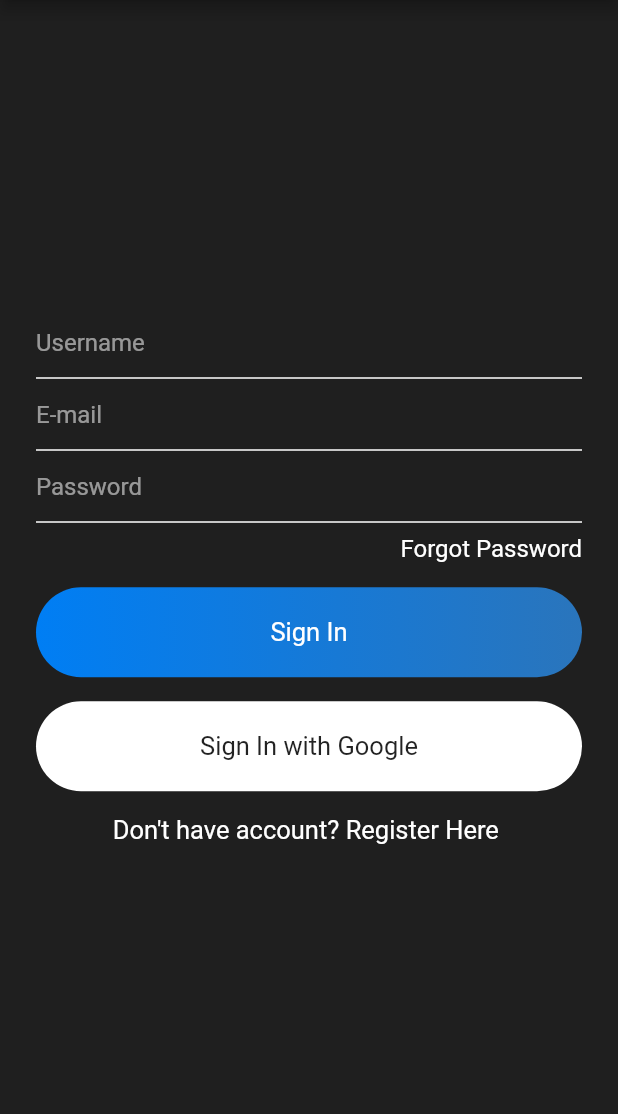
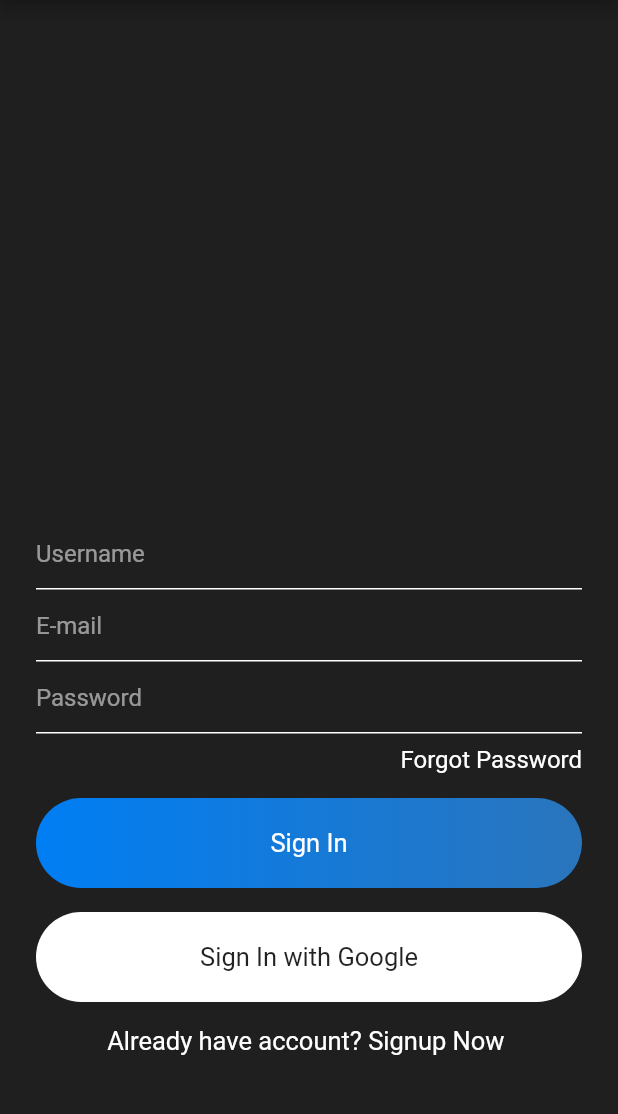
Before and after one commit to abd8126/chat_app, a Flutter app: the screen it shows after launch, on a phone screen of 412 x 824 dp, the part 84-1198 px from its top. Run offline on Flutter 3.47's test engine with Material 2 defaults, Android fonts, the phone set to English and light mode, and no system bars; our stand-ins replace firebase_auth; accounts and stored records are empty.

```diff
--- a/lib/main.dart
+++ b/lib/main.dart
@@ -1,4 +1,3 @@
-import 'package:chat_app/views/signin.dart';
 import 'package:chat_app/views/signup.dart';
 import 'package:flutter/material.dart';
 
--- a/lib/views/signup.dart
+++ b/lib/views/signup.dart
@@ -7,26 +7,34 @@ class SignUp extends StatefulWidget {
 }
 
 class _SignUpState extends State<SignUp> {
+  TextEditingController usernameEditingController = new TextEditingController();
+  TextEditingController emailEditingController = new TextEditingController();
+  TextEditingController passwordEditingController = new TextEditingController();
   @override
   Widget build(BuildContext context) {
     return Scaffold(
       appBar: appbarMain(context),
-      body: Container(
+      body: SingleChildScrollView(
+        child: Container(
+          height: MediaQuery.of(context).size.height - 70,
           alignment: Alignment.bottomCenter,
           child: Container(
               padding: EdgeInsets.symmetric(horizontal: 24),
               child: Column(
-              mainAxisAlignment: MainAxisAlignment.center,
+                mainAxisSize: MainAxisSize.min,
                 children: [
                   TextField(
+                    controller: usernameEditingController,
                     style: simpleTextStyle(),
                     decoration: textFieldInputDecoration("Username"),
                   ),
                   TextField(
+                    controller: emailEditingController,
                     style: simpleTextStyle(),
                     decoration: textFieldInputDecoration("E-mail"),
                   ),
                   TextField(
+                    controller: passwordEditingController,
                     style: simpleTextStyle(),
                     decoration: textFieldInputDecoration("Password"),
                   ),
@@ -79,17 +87,21 @@ class _SignUpState extends State<SignUp> {
                     mainAxisAlignment: MainAxisAlignment.center,
                     children: [
                       Text(
-                      "Don't have account? ",
+                        "Already have account? ",
                         style: mediumTextStyle(),
                       ),
                       Text(
-                      "Register Here ",
+                        "Signup Now ",
                         style: mediumTextStyle(),
                       ),
                     ],
-                )
+                  ),
+                  SizedBox(
+                    height: 50,
+                  ),
                 ],
               )),
+        ),
       ),
     );
   }
--- a/pubspec.yaml
+++ b/pubspec.yaml
@@ -28,6 +28,7 @@ dependencies:
   # The following adds the Cupertino Icons font to your application.
   # Use with the CupertinoIcons class for iOS style icons.
   cupertino_icons: ^0.1.3
+  firebase_auth: ^0.18.0+1
 
 dev_dependencies:
   flutter_test:
```
Also changed, not shown: lib/services/auth.dart (added, +12 -0 lines), lib/views/signin.dart (+9 -3 lines), pubspec.lock, 3 other files. Lines whose indentation alone changed are shown as unchanged.
